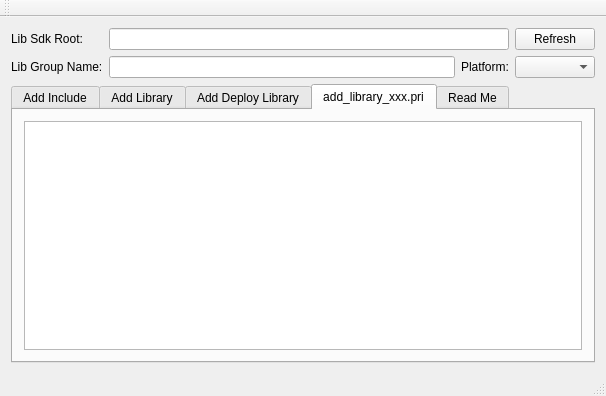
Old version of the form demo/AddLibraryTool/mainwindow.ui in the repository AbelTian/multi-link.
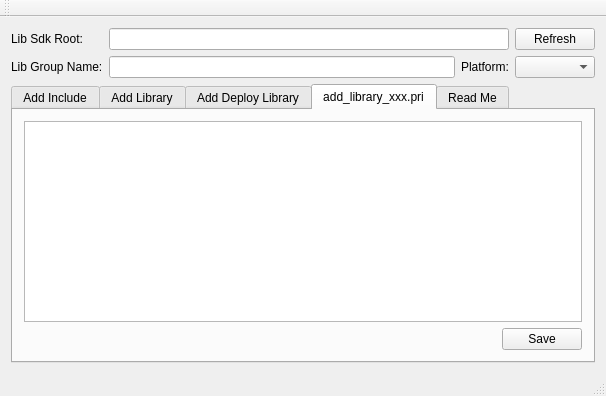
New version of the form.

Patch:
```diff
--- a/demo/AddLibraryTool/mainwindow.ui
+++ b/demo/AddLibraryTool/mainwindow.ui
@@ -74,8 +74,28 @@
        <attribute name="title">
         <string>add_library_xxx.pri</string>
        </attribute>
-       <layout class="QHBoxLayout" name="horizontalLayout_5">
-        <item>
+       <layout class="QGridLayout" name="gridLayout_2">
+        <item row="1" column="1">
+         <widget class="QPushButton" name="pushButton_2">
+          <property name="text">
+           <string>Save</string>
+          </property>
+         </widget>
+        </item>
+        <item row="1" column="0">
+         <spacer name="horizontalSpacer">
+          <property name="orientation">
+           <enum>Qt::Horizontal</enum>
+          </property>
+          <property name="sizeHint" stdset="0">
+           <size>
+            <width>40</width>
+            <height>20</height>
+           </size>
+          </property>
+         </spacer>
+        </item>
+        <item row="0" column="0" colspan="2">
          <widget class="QTextBrowser" name="textBrowser_4"/>
         </item>
        </layout>
```
Left out of the diff: 5 changed lines with no effect on the pictures.
